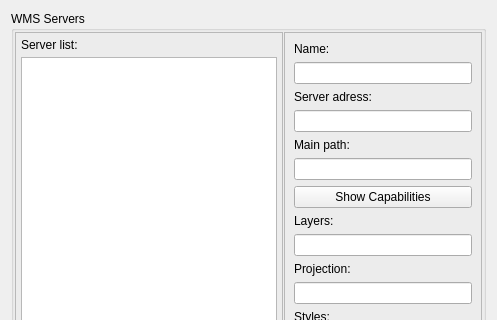
Above: Preferences/WMSPreferencesDialog.ui from openstreetmap/merkaartor before the change; both pictures show x 0 to 497 and y 0 to 320 of the 497 by 593 pixel window. Below: the same form after it.
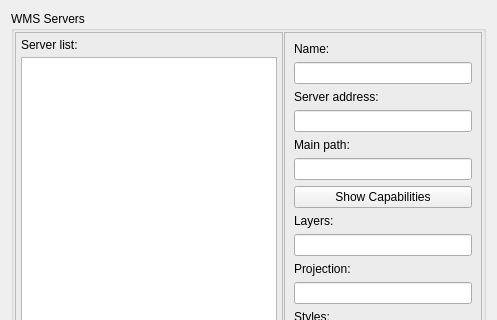
That is the form after the change.

What changed in the file:
```diff
--- a/Preferences/WMSPreferencesDialog.ui
+++ b/Preferences/WMSPreferencesDialog.ui
@@ -100,7 +100,7 @@
          <item>
           <widget class="QLabel" name="label_5" >
            <property name="text" >
-            <string>Server adress:</string>
+            <string>Server address:</string>
            </property>
           </widget>
          </item>
```
